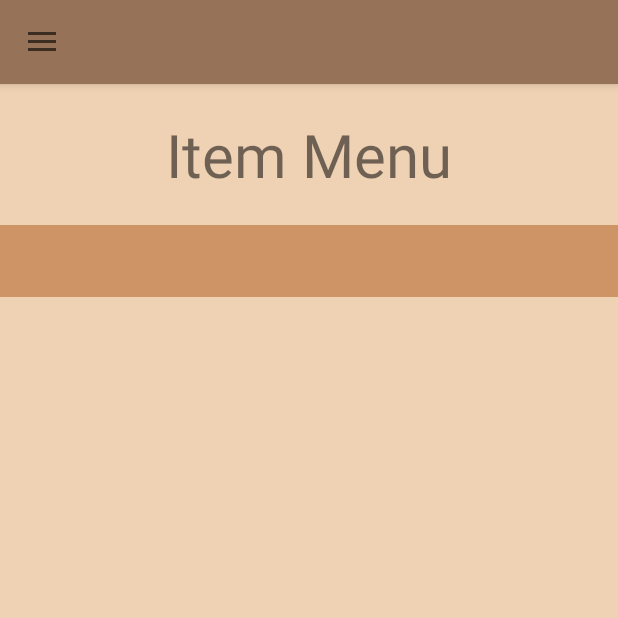
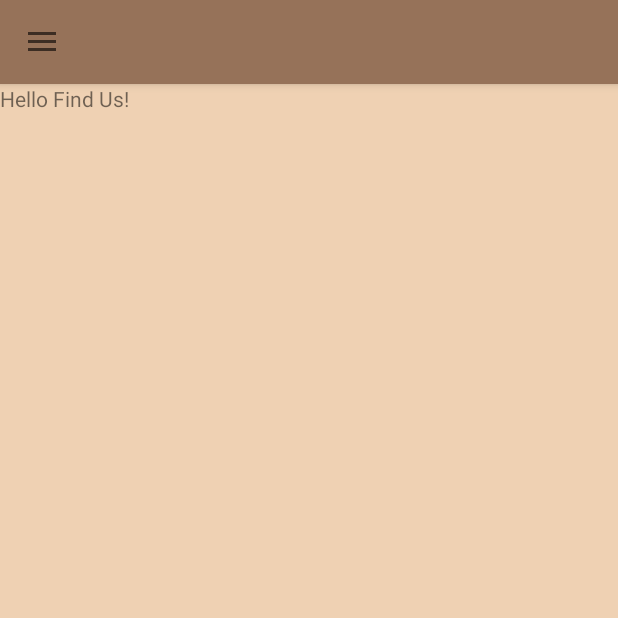
Before and after one commit to jossenclinson/CafeLegend, an Android app: the FindUs screen opened directly, with no data from a screen before it, on a phone screen of 412 x 824 dp, the top half of it. Run offline under Robolectric (Android 15) with nearby library versions, the phone set to English and light mode, and no system bars.

Commit message:
fix error Find Us page

```diff
--- a/app/src/main/java/com/example/cafelegend/FindUs.java
+++ b/app/src/main/java/com/example/cafelegend/FindUs.java
@@ -28,7 +28,7 @@ public class FindUs extends AppCompatActivity implements NavigationView.OnNaviga
     }
 
     void init(){
-        drawerLayout = findViewById(R.id.drawerLayoutItem);
+        drawerLayout = findViewById(R.id.drawerLayoutFindUs);
         navView = findViewById(R.id.navView);
         toolbar = findViewById(R.id.toolbar);
     }
@@ -36,7 +36,7 @@ public class FindUs extends AppCompatActivity implements NavigationView.OnNaviga
     @Override
     protected void onCreate(Bundle savedInstanceState) {
         super.onCreate(savedInstanceState);
-        setContentView(R.layout.activity_item);
+        setContentView(R.layout.activity_find_us);
 
         init();
         setDrawer();
--- a/app/src/main/java/com/example/cafelegend/Item.java
+++ b/app/src/main/java/com/example/cafelegend/Item.java
@@ -79,7 +79,7 @@ public class Item extends AppCompatActivity implements NavigationView.OnNavigati
         Intent intent;
         switch (item.getItemId()){
             case R.id.item1:
-                intent = new Intent(this, Item.class);
+                intent = new Intent(this, Home.class);
                 startActivity(intent);
                 overridePendingTransition(R.anim.from_right, R.anim.to_left);
                 return true;
--- a/app/src/main/res/layout/activity_find_us.xml
+++ b/app/src/main/res/layout/activity_find_us.xml
@@ -22,7 +22,7 @@
         <TextView
             android:layout_width="wrap_content"
             android:layout_height="wrap_content"
-            android:text="Hello World!"
+            android:text="Hello Find Us!"
             />
     </LinearLayout>
 
@@ -31,7 +31,7 @@
         android:layout_width="wrap_content"
         android:layout_height="match_parent"
         app:headerLayout="@layout/header_sidebar"
-        app:menu="@menu/menu_item"
+        app:menu="@menu/menu_find_us"
         android:layout_gravity="start"
         android:background="@color/sideBarWhiteColor"
         />
```
